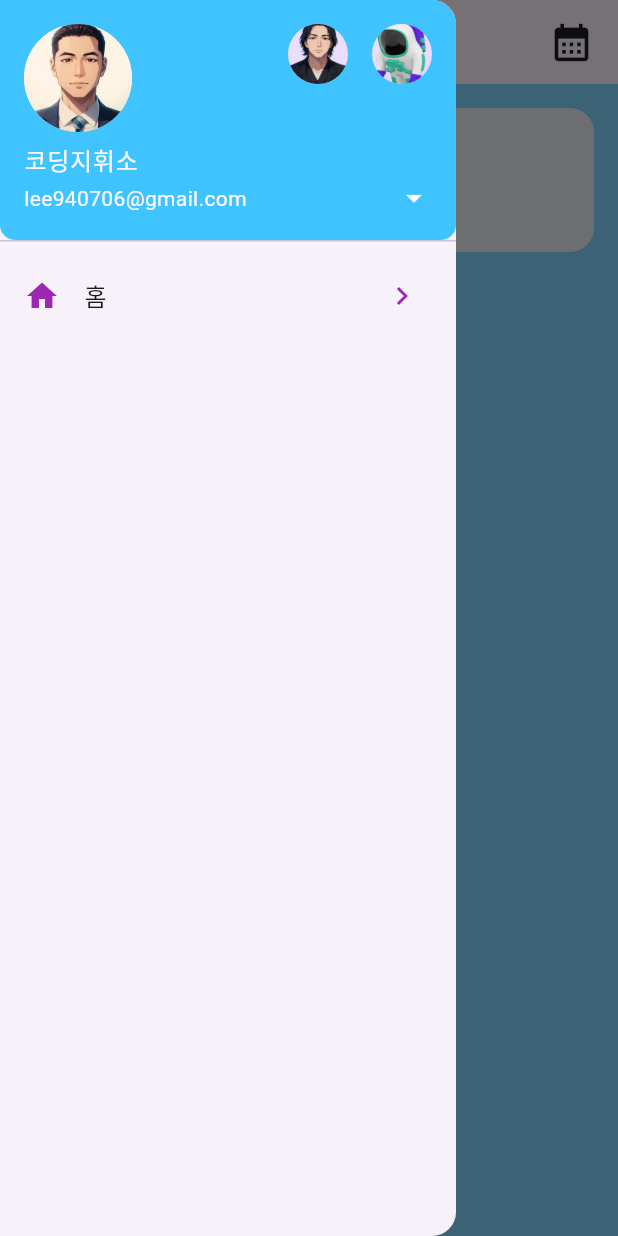
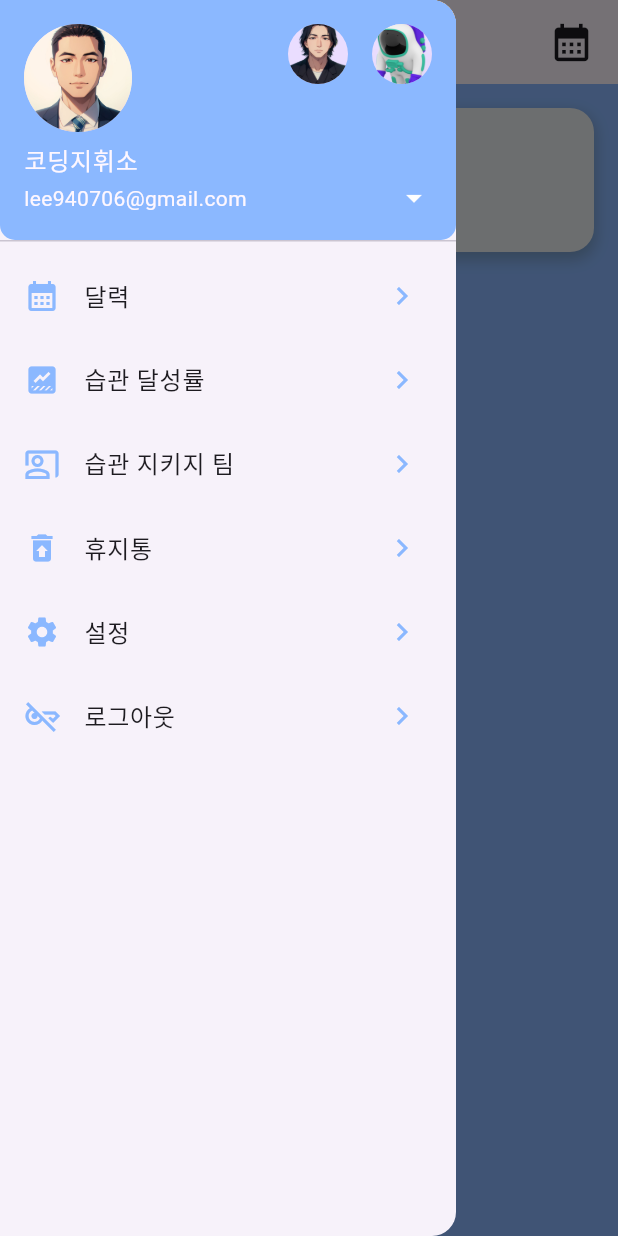
Before and after one commit to croppedeyebrow/flutter_habittracking_app, a Flutter app: the screen it shows after launch, with the side drawer open, on a phone screen of 412 x 824 dp. Run offline on Flutter 3.47's test engine with Material 3 defaults, Android fonts, the phone set to English and light mode, and no system bars.

Commit message:
일정추가

```diff
--- a/lib/components/habit_drawer.dart
+++ b/lib/components/habit_drawer.dart
@@ -6,6 +6,9 @@ class HabitDrawer extends StatelessWidget {
   @override
   Widget build(BuildContext context) {
     return Drawer(
+      child: Column(
+        children: [
+          Expanded(
             child: ListView(
               children: [
                 UserAccountsDrawerHeader(
@@ -24,21 +27,68 @@ class HabitDrawer extends StatelessWidget {
                   accountEmail: Text('lee940706@gmail.com'),
                   onDetailsPressed: () {},
                   decoration: BoxDecoration(
-              color: Colors.lightBlueAccent[200],
+                    color: Color.fromARGB(255, 139, 184, 255),
                     borderRadius: BorderRadius.only(
                       bottomLeft: Radius.circular(10.0),
                       bottomRight: Radius.circular(10.0),
                     ),
                   ),
                 ),
+                Column(
+                  children: [
                     ListTile(
-            leading: Icon(Icons.home),
-            iconColor: Colors.purple,
+                      leading: Icon(Icons.calendar_month),
+                      iconColor: Color.fromARGB(255, 139, 184, 255),
                       focusColor: Colors.purple,
-            title: Text('홈'),
+                      title: Text('달력'),
                       onTap: () {},
                       trailing: Icon(Icons.navigate_next),
-          )
+                    ),
+                    ListTile(
+                      leading: Icon(Icons.data_thresholding),
+                      iconColor: Color.fromARGB(255, 139, 184, 255),
+                      focusColor: Colors.purple,
+                      title: Text('습관 달성률'),
+                      onTap: () {},
+                      trailing: Icon(Icons.navigate_next),
+                    ),
+                    ListTile(
+                      leading: Icon(Icons.co_present_outlined),
+                      iconColor: Color.fromARGB(255, 139, 184, 255),
+                      focusColor: Colors.purple,
+                      title: Text('습관 지키지 팀'),
+                      onTap: () {},
+                      trailing: Icon(Icons.navigate_next),
+                    ),
+                    ListTile(
+                      leading: Icon(Icons.restore_from_trash),
+                      iconColor: Color.fromARGB(255, 139, 184, 255),
+                      focusColor: Colors.purple,
+                      title: Text('휴지통'),
+                      onTap: () {},
+                      trailing: Icon(Icons.navigate_next),
+                    ),
+                    ListTile(
+                      leading: Icon(Icons.settings),
+                      iconColor: Color.fromARGB(255, 139, 184, 255),
+                      focusColor: Colors.purple,
+                      title: Text('설정'),
+                      onTap: () {},
+                      trailing: Icon(Icons.navigate_next),
+                    ),
+                    ListTile(
+                      leading: Icon(Icons.key_off_outlined),
+                      iconColor: Color.fromARGB(255, 139, 184, 255),
+                      focusColor: Colors.purple,
+                      title: Text('로그아웃'),
+                      onTap: () {},
+                      trailing: Icon(Icons.navigate_next),
+                    ),
+                  ],
+                ),
+              ],
+            ),
+          ),
         ],
       ),
     );
--- a/lib/components/habit_tile.dart
+++ b/lib/components/habit_tile.dart
@@ -1,6 +1,6 @@
 import "package:flutter/material.dart";
 
-class HabitTile extends StatelessWidget {
+class HabitTile extends StatefulWidget {
   const HabitTile(
       {super.key,
       required this.habitName,
@@ -13,6 +13,20 @@ class HabitTile extends StatelessWidget {
   final Function(bool?) onTap;
 
   @override
+  State<HabitTile> createState() => _HabitTileState();
+}
+
+class _HabitTileState extends State<HabitTile> {
+  bool _showBorder = false;
+
+  void _handleTap(bool? value) {
+    widget.onTap(value);
+    setState(() {
+      _showBorder = !_showBorder;
+    });
+  }
+
+  @override
   Widget build(BuildContext context) {
     return Padding(
       padding: const EdgeInsets.all(16.0),
@@ -20,18 +34,33 @@ class HabitTile extends StatelessWidget {
         padding: EdgeInsets.all(24),
         decoration: BoxDecoration(
             color: Colors.blueGrey[50],
-            borderRadius: BorderRadius.circular(16)),
+            borderRadius: BorderRadius.circular(16),
+            boxShadow: [
+              BoxShadow(
+                  color: Colors.blueGrey.withOpacity(0.5),
+                  spreadRadius: 1,
+                  blurRadius: 8,
+                  offset: Offset(0, 4))
+            ],
+            border: _showBorder
+                ? Border.all(color: Colors.blue, width: 2.8)
+                : null),
         child: Row(
           children: [
             //체크박스
-            Checkbox(value: habitCompleted, onChanged: onTap),
+            Checkbox(
+              value: widget.habitCompleted,
+              onChanged: _handleTap,
+              shape: RoundedRectangleBorder(
+                  borderRadius: BorderRadius.circular(14)),
+            ),
 
             Text(
-              habitName,
+              widget.habitName,
               style: TextStyle(
-                  fontWeight: FontWeight.w500,
-                  fontSize: 12,
-                  decoration: habitCompleted
+                  fontWeight: FontWeight.w300,
+                  fontSize: 20,
+                  decoration: widget.habitCompleted
                       ? TextDecoration.lineThrough
                       : TextDecoration.none),
             ),
--- a/lib/pages/home_page.dart
+++ b/lib/pages/home_page.dart
@@ -1,4 +1,6 @@
+import 'package:flutter/cupertino.dart';
 import 'package:flutter/material.dart';
+import 'package:flutter/widgets.dart';
 
 import '../components/habit_drawer.dart';
 import '../components/habit_tile.dart';
@@ -11,18 +13,73 @@ class HomePage extends StatefulWidget {
 }
 
 class _HomePageState extends State<HomePage> {
+  List<Widget> habitTiles = []; // 습관 타일 목록을 관리하는 리스트
   bool habitCompleted = false;
 
-  void checkbocTapped(bool? value) {
+  @override
+  void initState() {
+    super.initState();
+    // 초기 습관 타일 추가
+    habitTiles.add(createHabitTile("아침 : 명상하기"));
+  }
+
+  Widget createHabitTile(String habitName) {
+    return HabitTile(
+      habitName: habitName,
+      habitCompleted: habitCompleted,
+      onTap: (value) {
+        setState(() {
+          habitCompleted = !habitCompleted;
+        });
+        print("$habitName 체크박스 클릭");
+      },
+    );
+  }
+
+  void addHabitTile(String habitName) {
     setState(() {
-      habitCompleted = value!;
+      habitTiles.add(createHabitTile(habitName));
     });
+  }
+
+  Future<void> showAddHabitDialog() async {
+    TextEditingController habitController = TextEditingController();
+    return showDialog<void>(
+      context: context,
+      barrierDismissible: false, // 다이얼로그 바깥을 터치해도 닫히지 않음
+      builder: (BuildContext context) {
+        return AlertDialog(
+          title: Text('새 습관 추가'),
+          content: TextField(
+            controller: habitController,
+            decoration: InputDecoration(hintText: "습관 이름을 입력하세요"),
+          ),
+          actions: <Widget>[
+            TextButton(
+              child: Text('취소'),
+              onPressed: () {
+                Navigator.of(context).pop();
+              },
+            ),
+            TextButton(
+              child: Text('추가'),
+              onPressed: () {
+                if (habitController.text.isNotEmpty) {
+                  addHabitTile(habitController.text);
+                  Navigator.of(context).pop();
+                }
+              },
+            ),
+          ],
+        );
+      },
+    );
   }
 
   @override
   Widget build(BuildContext context) {
     return Scaffold(
-      backgroundColor: Colors.lightBlueAccent[100],
+      backgroundColor: Color.fromARGB(255, 139, 184, 255),
       appBar: AppBar(
         title: const Row(
           mainAxisAlignment: MainAxisAlignment.spaceEvenly,
@@ -39,13 +96,14 @@ class _HomePageState extends State<HomePage> {
       drawer: HabitDrawer(),
       body: ListView(
         children: [
-          HabitTile(
-            habitName: "아침 : 명상하기",
-            habitCompleted: habitCompleted,
-            onTap: (value) {
-              checkbocTapped(!habitCompleted);
-              print("체크박스 클릭");
-            },
+          ...habitTiles, // 습관 타일 목록을 확장하여 추가
+          GestureDetector(
+            onTap: showAddHabitDialog, // 아이콘 클릭 시 새 습관 타일 추가
+            child: Icon(
+              Icons.add_box_rounded,
+              size: 40,
+              color: Colors.white,
+            ),
           ),
         ],
       ),
```
Lines whose indentation alone changed are shown as unchanged.
